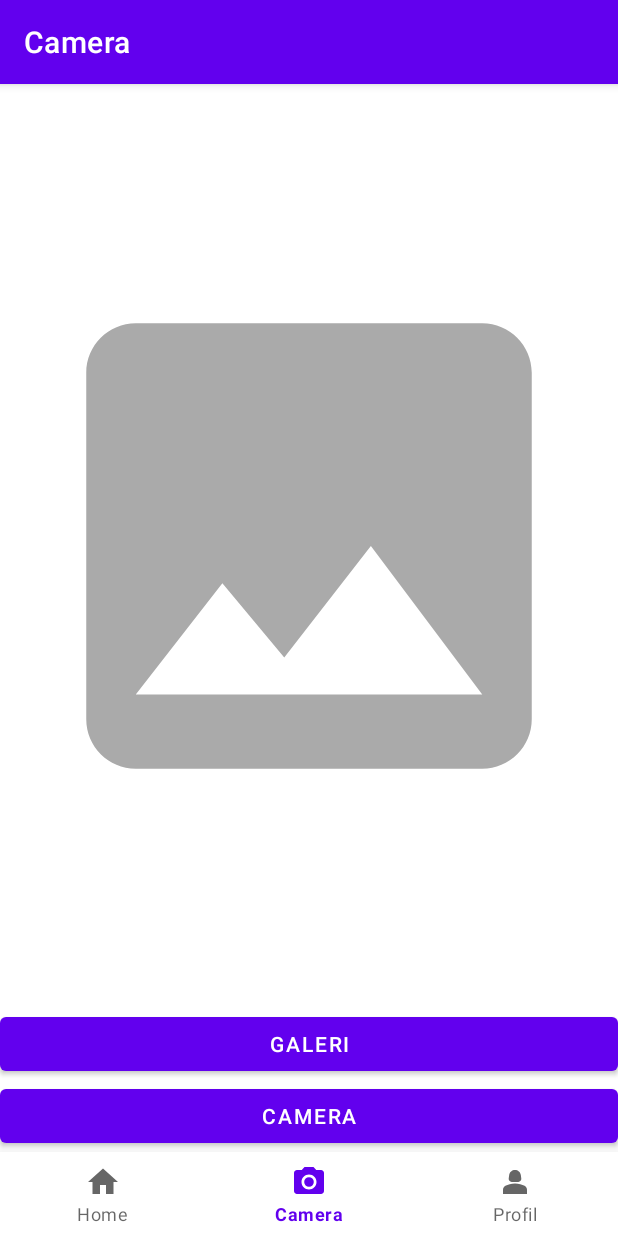
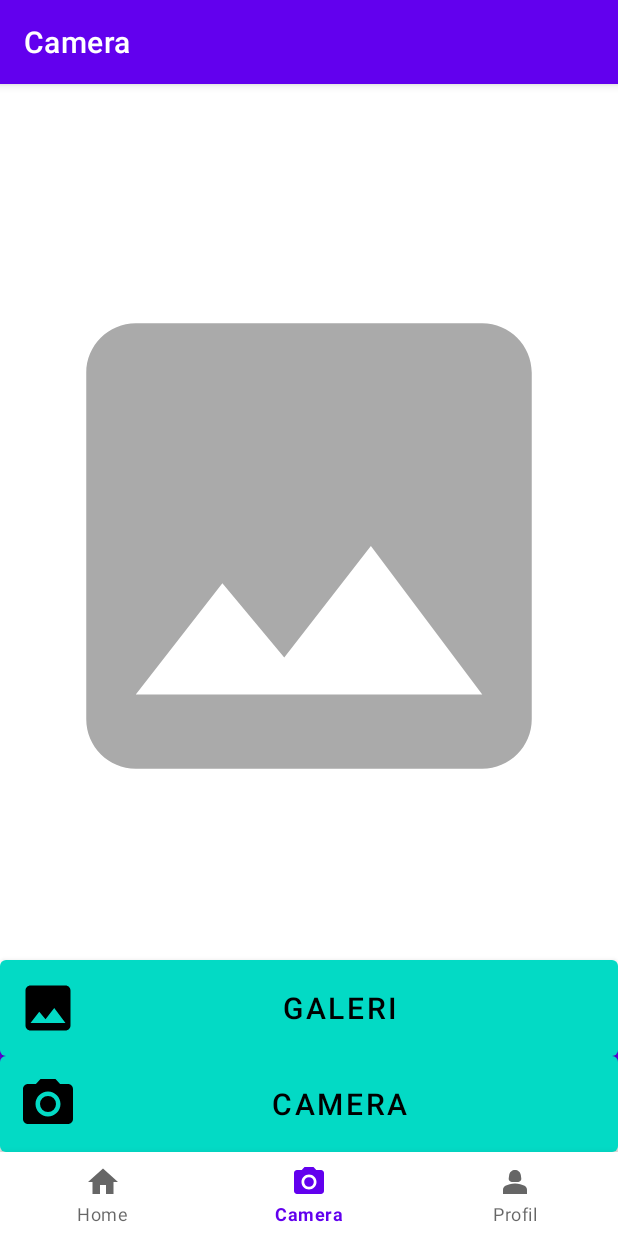
Before and after one commit to C242-PS317-HairMuseApp/HairMuse-MD, an Android app: the CameraFragment screen opened through its navigation route, item 2 of the bottom bar chosen, on a phone screen of 412 x 824 dp. Run offline under Robolectric (Android 15) with nearby library versions, the phone set to English and light mode, and no system bars; our stand-ins replace navigation-ui.

Commit message:
merubah tombol camera pada bottom nav menjadi fab

```diff
--- a/app/build.gradle.kts
+++ b/app/build.gradle.kts
@@ -52,6 +52,8 @@ dependencies {
     implementation("androidx.activity:activity:1.9.3")
     implementation ("de.hdodenhof:circleimageview:3.1.0")
     testImplementation("junit:junit:4.13.2")
+    implementation ("com.google.android.material:material:1.8.0")
     androidTestImplementation("androidx.test.ext:junit:1.2.1")
     androidTestImplementation("androidx.test.espresso:espresso-core:3.6.1")
+
 }
--- a/app/src/main/java/com/dicoding/projecthair/MainActivity.kt
+++ b/app/src/main/java/com/dicoding/projecthair/MainActivity.kt
@@ -1,7 +1,11 @@
 package com.dicoding.projecthair
 
+import android.net.Uri
 import android.os.Bundle
-import com.google.android.material.bottomnavigation.BottomNavigationView
+import android.view.View
+import android.widget.Toast
+import androidx.activity.result.PickVisualMediaRequest
+import androidx.activity.result.contract.ActivityResultContracts
 import androidx.appcompat.app.AppCompatActivity
 import androidx.navigation.findNavController
 import androidx.navigation.ui.AppBarConfiguration
@@ -12,6 +16,31 @@ import com.dicoding.projecthair.databinding.ActivityMainBinding
 class MainActivity : AppCompatActivity() {
 
     private lateinit var binding: ActivityMainBinding
+    private var isFabVisible = false // Status FAB
+
+    // Launcher untuk memilih gambar dari galeri
+    private val launcherGallery = registerForActivityResult(
+        ActivityResultContracts.PickVisualMedia()
+    ) { uri: Uri? ->
+        if (uri != null) {
+            // Tampilkan URI gambar di log atau lakukan tindakan lain
+            showToast("Gambar dari galeri berhasil dipilih: $uri")
+        } else {
+            showToast("Tidak ada gambar yang dipilih")
+        }
+    }
+
+    // Launcher untuk mengambil gambar menggunakan kamera
+    private val launcherCamera = registerForActivityResult(
+        ActivityResultContracts.TakePicturePreview()
+    ) { bitmap ->
+        if (bitmap != null) {
+            // Tampilkan gambar atau lakukan tindakan lain
+            showToast("Gambar dari kamera berhasil diambil")
+        } else {
+            showToast("Tidak ada gambar yang diambil")
+        }
+    }
 
     override fun onCreate(savedInstanceState: Bundle?) {
         super.onCreate(savedInstanceState)
@@ -19,18 +48,70 @@ class MainActivity : AppCompatActivity() {
         binding = ActivityMainBinding.inflate(layoutInflater)
         setContentView(binding.root)
 
-        val navView: BottomNavigationView = binding.navView
+        val navView = binding.navView
+        val fabCamera = binding.fabCamera
+        val fabGallery = binding.fabGallery
 
         val navController = findNavController(R.id.nav_host_fragment_activity_main)
-        // Passing each menu ID as a set of Ids because each
-        // menu should be considered as top level destinations.
         val appBarConfiguration = AppBarConfiguration(
             setOf(
                 R.id.navigation_home, R.id.navigation_camera, R.id.navigation_profil
-
             )
         )
         setupActionBarWithNavController(navController, appBarConfiguration)
         navView.setupWithNavController(navController)
+
+        // Set initial FAB visibility
+        fabCamera.visibility = View.GONE
+        fabGallery.visibility = View.GONE
+
+        // Observer untuk item navigation selection
+        navView.setOnItemSelectedListener { item ->
+            when (item.itemId) {
+                R.id.navigation_camera -> {
+                    // Tampilkan FAB saat tab kamera dipilih
+                    if (!isFabVisible) {
+                        fabCamera.visibility = View.VISIBLE
+                        fabGallery.visibility = View.VISIBLE
+                        isFabVisible = true
+                    }
+                    true
+                }
+                else -> {
+                    // Sembunyikan FAB saat tab lain dipilih
+                    if (isFabVisible) {
+                        fabCamera.visibility = View.GONE
+                        fabGallery.visibility = View.GONE
+                        isFabVisible = false
+                    }
+                    true
+                }
+            }
+        }
+
+        // Listener untuk klik FAB
+        fabCamera.setOnClickListener {
+            openCamera()
+        }
+
+        fabGallery.setOnClickListener {
+            openGallery()
+        }
+    }
+
+    private fun openCamera() {
+        // Memulai launcher untuk mengambil gambar dengan kamera
+        launcherCamera.launch(null)
+    }
+
+    private fun openGallery() {
+        // Memulai launcher untuk memilih gambar dari galeri
+        val request = PickVisualMediaRequest(ActivityResultContracts.PickVisualMedia.ImageOnly)
+        launcherGallery.launch(request)
+    }
+
+    private fun showToast(message: String) {
+        // Menampilkan pesan toast
+        Toast.makeText(this, message, Toast.LENGTH_SHORT).show()
     }
 }
--- a/app/src/main/java/com/dicoding/projecthair/ui/home/HomeFragment.kt
+++ b/app/src/main/java/com/dicoding/projecthair/ui/home/HomeFragment.kt
@@ -30,10 +30,17 @@ class HomeFragment : Fragment() {
             val intent = Intent(requireContext(), ContentHairActivity::class.java)
             startActivity(intent)
         }
+        binding.btnSlsalon.setOnClickListener {
+            val intent = Intent(requireContext(), ContentHairActivity::class.java)
+            startActivity(intent)
+        }
 
         // Tambahkan event klik untuk btnSlsalon (opsional)
         binding.btnSlsalon.setOnClickListener {
             // Tambahkan intent atau aksi lain untuk tombol ini
+        }
+        binding.btnSlsalon.setOnClickListener{
+
         }
     }
 
--- a/app/src/main/res/layout/activity_main.xml
+++ b/app/src/main/res/layout/activity_main.xml
@@ -1,4 +1,3 @@
-<?xml version="1.0" encoding="utf-8"?>
 <androidx.constraintlayout.widget.ConstraintLayout xmlns:android="http://schemas.android.com/apk/res/android"
     xmlns:app="http://schemas.android.com/apk/res-auto"
     android:id="@+id/container"
@@ -30,6 +29,44 @@
         app:layout_constraintTop_toTopOf="parent"
         app:layout_constraintVertical_bias="1.0"
         app:navGraph="@navigation/mobile_navigation" />
+    <!--android:visibility="gone" -->
+    <!-- FloatingActionButton pertama -->
+
+    <!-- FloatingActionButton kedua -->
+    <com.google.android.material.floatingactionbutton.ExtendedFloatingActionButton
+        android:id="@+id/fab_gallery"
+        android:layout_width="match_parent"
+        android:layout_height="wrap_content"
+        app:icon="@drawable/ic_place_holder"
+        app:layout_constraintBottom_toTopOf="@id/fab_camera"
+        app:layout_constraintEnd_toEndOf="parent"
+        app:layout_constraintStart_toStartOf="parent"
+        android:text="@string/gallery"
+        android:textSize="20sp"
+        android:gravity="center"
+        android:visibility="gone"
+        app:shapeAppearanceOverlay="@style/ShapeAppearance.MaterialComponents.Rectangle"
+        app:iconGravity="start"
+        app:iconPadding="8dp"
+        app:iconSize="40dp" />
+
+    <com.google.android.material.floatingactionbutton.ExtendedFloatingActionButton
+        android:id="@+id/fab_camera"
+        android:layout_width="match_parent"
+        android:layout_height="wrap_content"
+        app:icon="@drawable/baseline_photo_camera_24"
+        app:layout_constraintBottom_toBottomOf="parent"
+        app:layout_constraintEnd_toEndOf="parent"
+        app:layout_constraintBottom_toTopOf="@+id/nav_view"
+        android:text="@string/camera"
+        android:textSize="20sp"
+        android:gravity="center"
+        android:visibility="gone"
+        app:shapeAppearanceOverlay="@style/ShapeAppearance.MaterialComponents.Rectangle"
+        app:iconGravity="start"
+        app:iconPadding="8dp"
+        app:iconSize="40dp" />
+
 
 
 </androidx.constraintlayout.widget.ConstraintLayout>
--- a/app/src/main/res/layout/fragment_camera.xml
+++ b/app/src/main/res/layout/fragment_camera.xml
@@ -52,7 +52,7 @@
             android:id="@+id/CameraButton"
             android:layout_width="match_parent"
             android:layout_height="wrap_content"
-            android:text="@string/analyze" />
+            android:text="@string/camera" />
 
     </LinearLayout>
 </androidx.constraintlayout.widget.ConstraintLayout>
--- a/app/src/main/res/values/strings.xml
+++ b/app/src/main/res/values/strings.xml
@@ -4,8 +4,8 @@
     <string name="title_camera">Camera</string>
     <string name="title_profil">Profil</string>
     <!--    home -->
-    <string name="content_Hair">Hair Recomend</string>
-    <string name="content_Salon">Salon Recomend</string>
+    <string name="content_Hair">HAIR RECOMMENDATIONS</string>
+    <string name="content_Salon">SALON RECOMMENDATIONS</string>
     <string name="seeall">See All</string>
     <string name="Dess_tum">15 Gaya Rambut Ter Baru</string>
     <string name="event_image">Event Image</string>
@@ -13,7 +13,7 @@
 
     <!--    camera-->
     <string name="gallery">Galeri</string>
-    <string name="analyze">Camera</string>
+    <string name="camera">Camera</string>
     <string name="result">Hasil Analisis</string>
 
     <!-- register-->
--- a/app/src/main/res/values/themes.xml
+++ b/app/src/main/res/values/themes.xml
@@ -13,4 +13,8 @@
         <item name="android:statusBarColor">?attr/colorPrimaryVariant</item>
         <!-- Customize your theme here. -->
     </style>
+    <style name="ShapeAppearance.MaterialComponents.Rectangle">
+        <item name="cornerFamily">rounded</item>
+
+    </style>
 </resources>
```
Also changed, not shown: app/src/main/res/layout/fragment_home.xml (+9 -5 lines).
